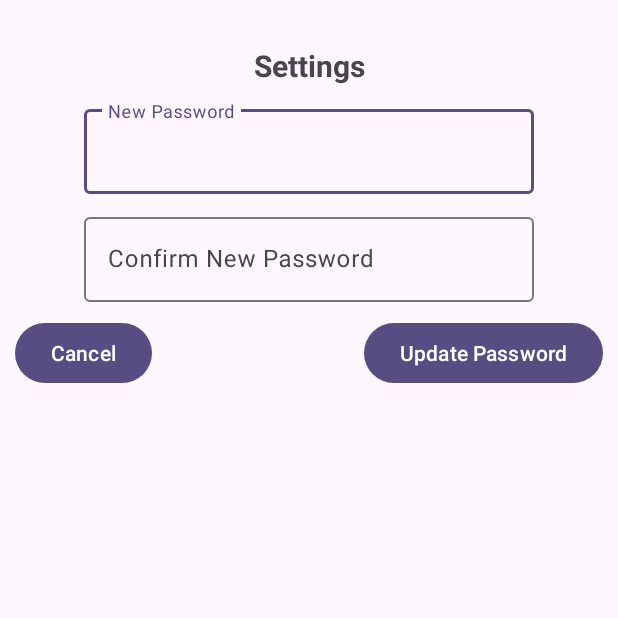
After one commit to charisgao/Photofy, an Android app: the SettingsActivity screen opened directly, with no data from a screen before it, on a phone screen of 412 x 824 dp, the top half of it. The commit adds this screen. Run offline under Robolectric (Android 15) with nearby library versions, the phone set to English and light mode, and no system bars; libraries missing offline, so code that uses them is left out: com.parse.

Commit message:
settings

```diff
--- a/app/src/main/AndroidManifest.xml
+++ b/app/src/main/AndroidManifest.xml
@@ -63,6 +63,9 @@
         <activity
             android:name=".activities.EditProfileActivity"
             android:exported="false" />
+        <activity
+            android:name=".activities.SettingsActivity"
+            android:exported="false" />
 
         <!-- retrieve Parse client key -->
         <meta-data
--- /dev/null
+++ b/app/src/main/java/com/example/photofy/activities/SettingsActivity.java
@@ -0,0 +1,68 @@
+package com.example.photofy.activities;
+
+import androidx.appcompat.app.AppCompatActivity;
+
+import android.content.Intent;
+import android.os.Bundle;
+import android.view.View;
+import android.widget.Button;
+import android.widget.Toast;
+
+import com.example.photofy.R;
+import com.google.android.material.appbar.MaterialToolbar;
+import com.google.android.material.textfield.TextInputEditText;
+import com.parse.ParseUser;
+
+public class SettingsActivity extends AppCompatActivity {
+
+    private TextInputEditText etSettingsNewPass;
+    private TextInputEditText etSettingsConfirmPass;
+    private Button btnSettingsCancel;
+    private Button btnSettingsUpdate;
+
+    private ParseUser currentUser = ParseUser.getCurrentUser();
+
+    @Override
+    protected void onCreate(Bundle savedInstanceState) {
+        super.onCreate(savedInstanceState);
+        setContentView(R.layout.activity_settings);
+
+        etSettingsNewPass = findViewById(R.id.etSettingsNewPass);
+        etSettingsConfirmPass = findViewById(R.id.etSettingsConfirmPass);
+        btnSettingsCancel = findViewById(R.id.btnSettingsCancel);
+        btnSettingsUpdate = findViewById(R.id.btnSettingsUpdate);
+
+        btnSettingsCancel.setOnClickListener(new View.OnClickListener() {
+            @Override
+            public void onClick(View view) {
+                Intent i = new Intent();
+                setResult(RESULT_CANCELED, i);
+                finish();
+            }
+        });
+
+        btnSettingsUpdate.setOnClickListener(new View.OnClickListener() {
+            @Override
+            public void onClick(View view) {
+                String newPass = etSettingsNewPass.getText().toString();
+                String confirmPass = etSettingsConfirmPass.getText().toString();
+                if (!newPass.equals(confirmPass)) {
+                    Toast.makeText(SettingsActivity.this, "Passwords must match", Toast.LENGTH_SHORT).show();
+                } else if (newPass.length() == 0) {
+                    Toast.makeText(SettingsActivity.this, "Password field cannot be blank", Toast.LENGTH_SHORT).show();
+                }
+                else {
+                    updatePassword(newPass);
+                    Intent i = new Intent();
+                    setResult(RESULT_OK, i);
+                    finish();
+                }
+            }
+        });
+    }
+
+    private void updatePassword(String password) {
+        currentUser.setPassword(password);
+        currentUser.saveInBackground();
+    }
+}
--- /dev/null
+++ b/app/src/main/res/layout/activity_settings.xml
@@ -0,0 +1,77 @@
+<?xml version="1.0" encoding="utf-8"?>
+<androidx.constraintlayout.widget.ConstraintLayout
+    xmlns:android="http://schemas.android.com/apk/res/android"
+    xmlns:app="http://schemas.android.com/apk/res-auto"
+    xmlns:tools="http://schemas.android.com/tools"
+    android:layout_width="match_parent"
+    android:layout_height="match_parent"
+    tools:context=".activities.SettingsActivity">
+
+    <TextView
+        android:id="@+id/tvSettings"
+        android:layout_width="wrap_content"
+        android:layout_height="wrap_content"
+        android:layout_marginTop="30dp"
+        android:text="Settings"
+        android:textSize="20sp"
+        android:textStyle="bold"
+        app:layout_constraintEnd_toEndOf="parent"
+        app:layout_constraintStart_toStartOf="parent"
+        app:layout_constraintTop_toTopOf="parent" />
+
+    <com.google.android.material.textfield.TextInputLayout
+        android:id="@+id/tlSettingsNewPass"
+        android:layout_width="300dp"
+        android:layout_height="wrap_content"
+        android:layout_marginTop="10dp"
+        app:layout_constraintEnd_toEndOf="parent"
+        app:layout_constraintStart_toStartOf="parent"
+        app:layout_constraintTop_toBottomOf="@+id/tvSettings">
+
+        <com.google.android.material.textfield.TextInputEditText
+            android:id="@+id/etSettingsNewPass"
+            android:layout_width="match_parent"
+            android:layout_height="match_parent"
+            android:hint="New Password"
+            android:inputType="textPassword" />
+    </com.google.android.material.textfield.TextInputLayout>
+
+    <com.google.android.material.textfield.TextInputLayout
+        android:id="@+id/tlSettingsConfirmPass"
+        android:layout_width="300dp"
+        android:layout_height="wrap_content"
+        android:layout_marginTop="10dp"
+        app:layout_constraintEnd_toEndOf="parent"
+        app:layout_constraintStart_toStartOf="parent"
+        app:layout_constraintTop_toBottomOf="@+id/tlSettingsNewPass">
+
+        <com.google.android.material.textfield.TextInputEditText
+            android:id="@+id/etSettingsConfirmPass"
+            android:layout_width="match_parent"
+            android:layout_height="match_parent"
+            android:hint="Confirm New Password"
+            android:inputType="textPassword" />
+    </com.google.android.material.textfield.TextInputLayout>
+
+    <Button
+        android:id="@+id/btnSettingsCancel"
+        android:layout_width="0dp"
+        android:layout_height="wrap_content"
+        android:layout_marginStart="10dp"
+        android:layout_weight="1"
+        android:text="Cancel"
+        app:layout_constraintStart_toStartOf="parent"
+        app:layout_constraintTop_toTopOf="@+id/btnSettingsUpdate" />
+
+    <Button
+        android:id="@+id/btnSettingsUpdate"
+        android:layout_width="0dp"
+        android:layout_height="wrap_content"
+        android:layout_marginTop="10dp"
+        android:layout_marginEnd="10dp"
+        android:layout_weight="1"
+        android:text="Update Password"
+        app:layout_constraintEnd_toEndOf="parent"
+        app:layout_constraintTop_toBottomOf="@+id/tlSettingsConfirmPass" />
+
+</androidx.constraintlayout.widget.ConstraintLayout>
```
Also changed, not shown: app/src/main/java/com/example/photofy/fragments/ProfileFragment.java (+28 -4 lines).
